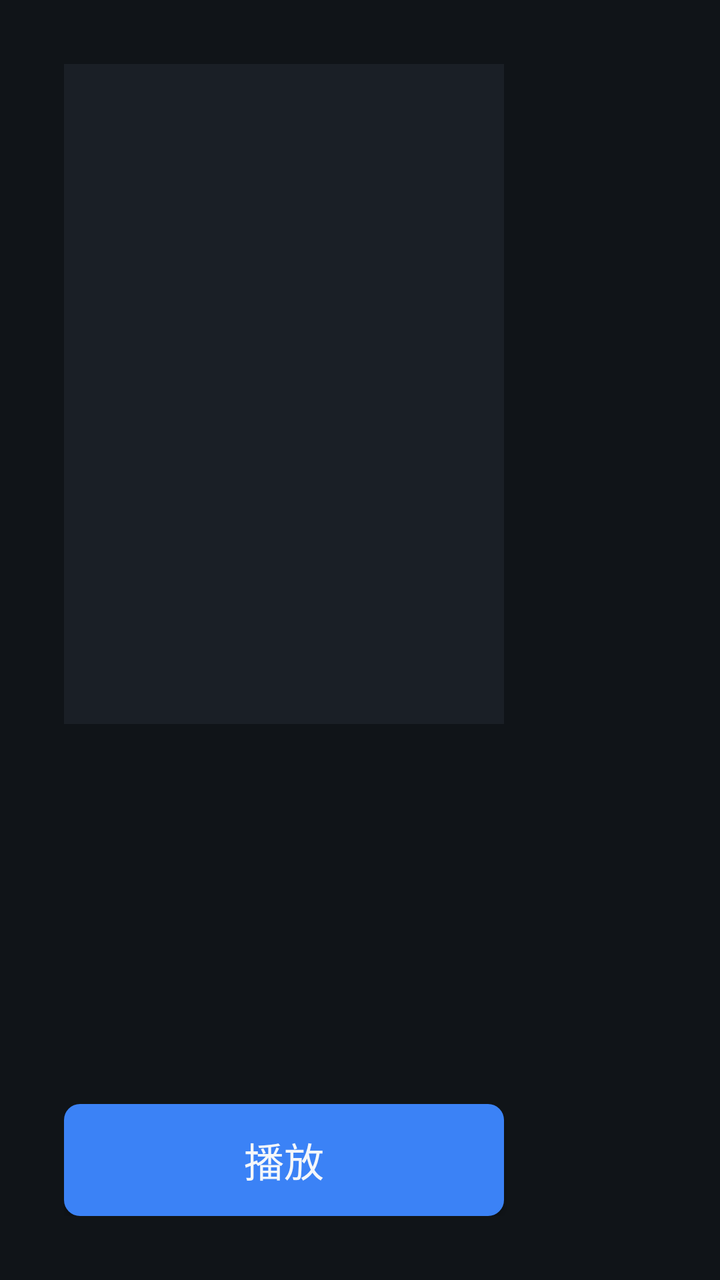
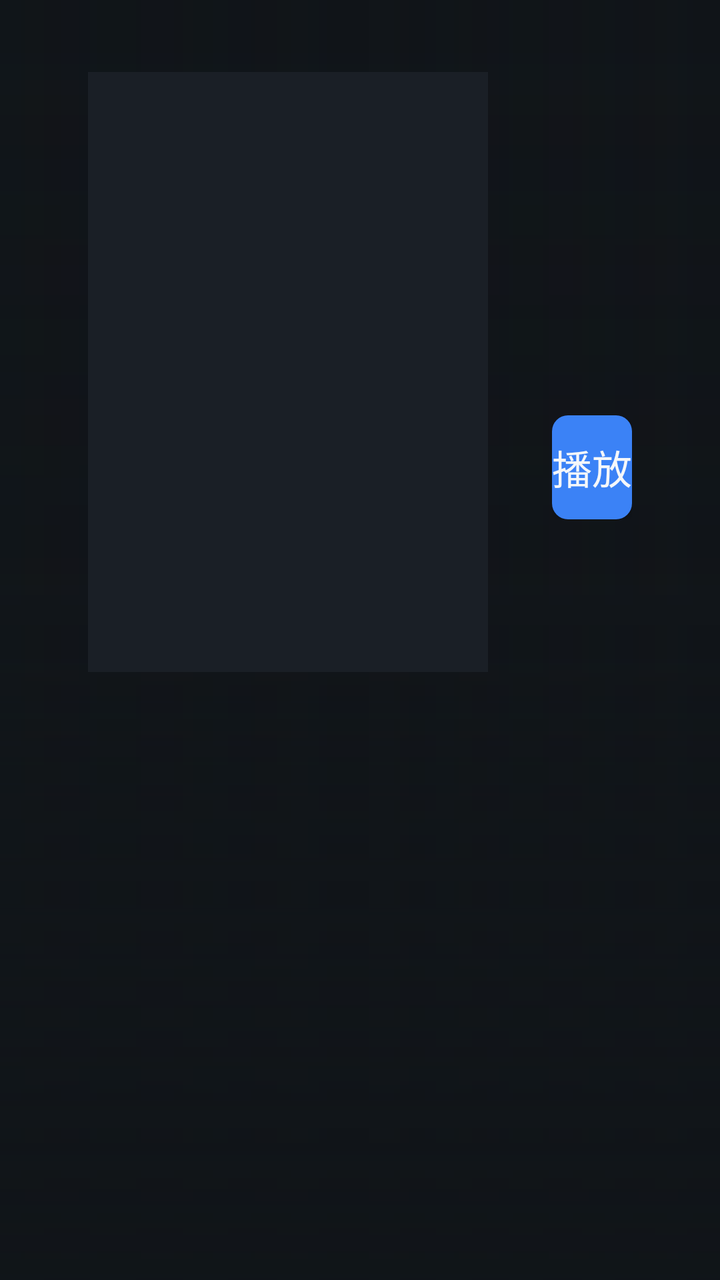

Before-and-after screenshots of an Android layout around one commit, followed by the original layout XML and the change that was made.
<!-- AndroidManifest.xml: application theme AppTheme -->
<!-- res/layout/activity_detail.xml -->
<?xml version="1.0" encoding="utf-8"?>
<LinearLayout xmlns:android="http://schemas.android.com/apk/res/android"
    android:layout_width="match_parent"
    android:layout_height="match_parent"
    android:orientation="vertical"
    android:background="@color/bg_dark"
    android:padding="32dp">

    <LinearLayout
        android:layout_width="match_parent"
        android:layout_height="0dp"
        android:layout_weight="1"
        android:orientation="horizontal">

        <ImageView
            android:id="@+id/img_poster"
            android:layout_width="220dp"
            android:layout_height="330dp"
            android:scaleType="centerCrop"
            android:background="@color/card_bg" />

        <LinearLayout
            android:layout_width="0dp"
            android:layout_height="match_parent"
            android:layout_weight="1"
            android:orientation="vertical"
            android:paddingStart="28dp"
            android:paddingTop="8dp">

            <TextView
                android:id="@+id/tv_title"
                android:layout_width="match_parent"
                android:layout_height="wrap_content"
                android:textColor="@color/text_primary"
                android:textSize="32sp"
                android:textStyle="bold" />

            <TextView
                android:id="@+id/tv_meta"
                android:layout_width="match_parent"
                android:layout_height="wrap_content"
                android:layout_marginTop="8dp"
                android:textColor="@color/text_secondary"
                android:textSize="18sp" />

            <TextView
                android:id="@+id/tv_media_info"
                android:layout_width="match_parent"
                android:layout_height="wrap_content"
                android:layout_marginTop="10dp"
                android:textColor="@color/accent"
                android:textSize="16sp" />

            <TextView
                android:id="@+id/tv_overview"
                android:layout_width="match_parent"
                android:layout_height="wrap_content"
                android:layout_marginTop="16dp"
                android:textColor="@color/text_secondary"
                android:textSize="17sp"
                android:lineSpacingExtra="4dp"
                android:maxLines="8"
                android:ellipsize="end" />
        </LinearLayout>
    </LinearLayout>

    <LinearLayout
        android:id="@+id/ll_play_btn"
        android:layout_width="match_parent"
        android:layout_height="wrap_content"
        android:orientation="horizontal"
        android:gravity="center_vertical"
        android:layout_marginTop="16dp">

        <Button
            android:id="@+id/btn_play"
            android:layout_width="wrap_content"
            android:layout_height="56dp"
            android:minWidth="220dp"
            android:text="@string/play"
            android:textSize="20sp"
            android:textColor="@color/text_primary"
            android:background="@drawable/bg_button"
            android:focusable="true" />
    </LinearLayout>

    <LinearLayout
        android:id="@+id/ll_seasons"
        android:layout_width="match_parent"
        android:layout_height="wrap_content"
        android:orientation="vertical"
        android:visibility="gone"
        android:layout_marginTop="16dp">

        <TextView
            android:layout_width="wrap_content"
            android:layout_height="wrap_content"
            android:text="@string/season"
            android:textColor="@color/text_secondary"
            android:textSize="18sp" />

        <androidx.recyclerview.widget.RecyclerView
            android:id="@+id/rv_seasons"
            android:layout_width="match_parent"
            android:layout_height="wrap_content"
            android:layout_marginTop="8dp" />
    </LinearLayout>

    <LinearLayout
        android:id="@+id/ll_episodes"
        android:layout_width="match_parent"
        android:layout_height="wrap_content"
        android:orientation="vertical"
        android:visibility="gone"
        android:layout_marginTop="12dp">

        <TextView
            android:layout_width="wrap_content"
            android:layout_height="wrap_content"
            android:text="@string/episode"
            android:textColor="@color/text_secondary"
            android:textSize="18sp" />

        <androidx.recyclerview.widget.RecyclerView
            android:id="@+id/rv_episodes"
            android:layout_width="match_parent"
            android:layout_height="wrap_content"
            android:layout_marginTop="8dp" />
    </LinearLayout>
</LinearLayout>
<!-- resources referenced by this layout -->
<resources>
  <color name="accent">#3B82F6</color>
  <color name="bg_dark">#101418</color>
  <color name="card_bg">#1A1F26</color>
  <color name="text_primary">#F5F7FA</color>
  <color name="text_secondary">#9AA4B2</color>
  <!-- drawable bg_button (drawable) -->
  <?xml version="1.0" encoding="utf-8"?>
  <selector xmlns:android="http://schemas.android.com/apk/res/android">
      <item android:state_focused="true">
          <shape android:shape="rectangle">
              <solid android:color="#60A5FA" />
              <corners android:radius="8dp" />
          </shape>
      </item>
      <item>
          <shape android:shape="rectangle">
              <solid android:color="@color/accent" />
              <corners android:radius="8dp" />
          </shape>
      </item>
  </selector>
  <string name="episode">集</string>
  <string name="play">播放</string>
  <string name="season">季</string>
  <style name="AppTheme" parent="Theme.AppCompat.NoActionBar">
          <item name="android:windowBackground">@color/bg_dark</item>
          <item name="colorPrimary">@color/accent</item>
          <item name="colorPrimaryDark">@color/bg_dark</item>
          <item name="colorAccent">@color/accent</item>
          <item name="android:windowFullscreen">true</item>
      </style>
</resources>

<!-- the commit's change to res/layout/activity_detail.xml (unified diff, before → after) -->
@@ -1,130 +1,146 @@
 <?xml version="1.0" encoding="utf-8"?>
-<LinearLayout xmlns:android="http://schemas.android.com/apk/res/android"
+<FrameLayout xmlns:android="http://schemas.android.com/apk/res/android"
     android:layout_width="match_parent"
     android:layout_height="match_parent"
-    android:orientation="vertical"
-    android:background="@color/bg_dark"
-    android:padding="32dp">
+    android:background="@color/bg_dark">
+
+    
+    <ImageView
+        android:id="@+id/img_backdrop"
+        android:layout_width="match_parent"
+        android:layout_height="match_parent"
+        android:alpha="0.45"
+        android:background="@color/bg_dark"
+        android:scaleType="centerCrop" />
+
+    <View
+        android:layout_width="match_parent"
+        android:layout_height="match_parent"
+        android:background="@drawable/scrim_detail" />
 
     <LinearLayout
         android:layout_width="match_parent"
-        android:layout_height="0dp"
-        android:layout_weight="1"
-        android:orientation="horizontal">
-
-        <ImageView
-            android:id="@+id/img_poster"
-            android:layout_width="220dp"
-            android:layout_height="330dp"
-            android:scaleType="centerCrop"
-            android:background="@color/card_bg" />
+        android:layout_height="match_parent"
+        android:orientation="vertical"
+        android:paddingStart="44dp"
+        android:paddingEnd="44dp"
+        android:paddingTop="36dp"
+        android:paddingBottom="28dp">
 
         <LinearLayout
-            android:layout_width="0dp"
-            android:layout_height="match_parent"
+            android:layout_width="match_parent"
+            android:layout_height="wrap_content"
+            android:orientation="horizontal">
+
+            <ImageView
+                android:id="@+id/img_poster"
+                android:layout_width="200dp"
+                android:layout_height="300dp"
+                android:background="@color/card_bg"
+                android:scaleType="centerCrop" />
+
+            <LinearLayout
+                android:layout_width="0dp"
+                android:layout_height="wrap_content"
+                android:layout_weight="1"
+                android:orientation="vertical"
+                android:paddingStart="32dp">
+
+                <TextView
+                    android:id="@+id/tv_title"
+                    android:layout_width="match_parent"
+                    android:layout_height="wrap_content"
+                    android:ellipsize="end"
+                    android:maxLines="2"
+                    android:textColor="@color/text_primary"
+                    android:textSize="34sp"
+                    android:textStyle="bold" />
+
+                <TextView
+                    android:id="@+id/tv_meta"
+                    android:layout_width="match_parent"
+                    android:layout_height="wrap_content"
+                    android:layout_marginTop="12dp"
+                    android:textColor="@color/text_secondary"
+                    android:textSize="16sp" />
+
+                <TextView
+                    android:id="@+id/tv_media_info"
+                    android:layout_width="match_parent"
+                    android:layout_height="wrap_content"
+                    android:layout_marginTop="10dp"
+                    android:textColor="@color/accent"
+                    android:textSize="14sp" />
+
+                <TextView
+                    android:id="@+id/tv_overview"
+                    android:layout_width="match_parent"
+                    android:layout_height="wrap_content"
+                    android:layout_marginTop="18dp"
+                    android:ellipsize="end"
+                    android:lineSpacingExtra="5dp"
+                    android:maxLines="4"
+                    android:textColor="@color/text_secondary"
+                    android:textSize="16sp" />
+
+                <LinearLayout
+                    android:id="@+id/ll_play_btn"
+                    android:layout_width="match_parent"
+                    android:layout_height="wrap_content"
+                    android:layout_marginTop="24dp"
+                    android:gravity="center_vertical"
+                    android:orientation="horizontal">
+
+                    <Button
+                        android:id="@+id/btn_play"
+                        android:layout_width="wrap_content"
+                        android:layout_height="52dp"
+                        android:background="@drawable/bg_button"
+                        android:focusable="true"
+                        android:minWidth="200dp"
+                        android:text="@string/play"
+                        android:textColor="@color/text_primary"
+                        android:textSize="20sp" />
+                </LinearLayout>
+            </LinearLayout>
+        </LinearLayout>
+
+        <LinearLayout
+            android:id="@+id/ll_seasons"
+            android:layout_width="match_parent"
+            android:layout_height="wrap_content"
+            android:layout_marginTop="26dp"
+            android:orientation="vertical"
+            android:visibility="gone">
+
+            <TextView
+                style="@style/DetailSectionHeader"
+                android:text="@string/season" />
+
+            <androidx.recyclerview.widget.RecyclerView
+                android:id="@+id/rv_seasons"
+                android:layout_width="match_parent"
+                android:layout_height="wrap_content" />
+        </LinearLayout>
+
+        <LinearLayout
+            android:id="@+id/ll_episodes"
+            android:layout_width="match_parent"
+            android:layout_height="0dp"
+            android:layout_marginTop="18dp"
             android:layout_weight="1"
             android:orientation="vertical"
-            android:paddingStart="28dp"
-            android:paddingTop="8dp">
+            android:visibility="gone">
 
             <TextView
-                android:id="@+id/tv_title"
+                style="@style/DetailSectionHeader"
+                android:text="@string/episode" />
+
+            <androidx.recyclerview.widget.RecyclerView
+                android:id="@+id/rv_episodes"
                 android:layout_width="match_parent"
-                android:layout_height="wrap_content"
-                android:textColor="@color/text_primary"
-                android:textSize="32sp"
-                android:textStyle="bold" />
-
-            <TextView
-                android:id="@+id/tv_meta"
-                android:layout_width="match_parent"
-                android:layout_height="wrap_content"
-                android:layout_marginTop="8dp"
-                android:textColor="@color/text_secondary"
-                android:textSize="18sp" />
-
-            <TextView
-                android:id="@+id/tv_media_info"
-                android:layout_width="match_parent"
-                android:layout_height="wrap_content"
-                android:layout_marginTop="10dp"
-                android:textColor="@color/accent"
-                android:textSize="16sp" />
-
-            <TextView
-                android:id="@+id/tv_overview"
-                android:layout_width="match_parent"
-                android:layout_height="wrap_content"
-                android:layout_marginTop="16dp"
-                android:textColor="@color/text_secondary"
-                android:textSize="17sp"
-                android:lineSpacingExtra="4dp"
-                android:maxLines="8"
-                android:ellipsize="end" />
+                android:layout_height="0dp"
+                android:layout_weight="1" />
         </LinearLayout>
     </LinearLayout>
-
-    <LinearLayout
-        android:id="@+id/ll_play_btn"
-        android:layout_width="match_parent"
-        android:layout_height="wrap_content"
-        android:orientation="horizontal"
-        android:gravity="center_vertical"
-        android:layout_marginTop="16dp">
-
-        <Button
-            android:id="@+id/btn_play"
-            android:layout_width="wrap_content"
-            android:layout_height="56dp"
-            android:minWidth="220dp"
-            android:text="@string/play"
-            android:textSize="20sp"
-            android:textColor="@color/text_primary"
-            android:background="@drawable/bg_button"
-            android:focusable="true" />
-    </LinearLayout>
-
-    <LinearLayout
-        android:id="@+id/ll_seasons"
-        android:layout_width="match_parent"
-        android:layout_height="wrap_content"
-        android:orientation="vertical"
-        android:visibility="gone"
-        android:layout_marginTop="16dp">
-
-        <TextView
-            android:layout_width="wrap_content"
-            android:layout_height="wrap_content"
-            android:text="@string/season"
-            android:textColor="@color/text_secondary"
-            android:textSize="18sp" />
-
-        <androidx.recyclerview.widget.RecyclerView
-            android:id="@+id/rv_seasons"
-            android:layout_width="match_parent"
-            android:layout_height="wrap_content"
-            android:layout_marginTop="8dp" />
-    </LinearLayout>
-
-    <LinearLayout
-        android:id="@+id/ll_episodes"
-        android:layout_width="match_parent"
-        android:layout_height="wrap_content"
-        android:orientation="vertical"
-        android:visibility="gone"
-        android:layout_marginTop="12dp">
-
-        <TextView
-            android:layout_width="wrap_content"
-            android:layout_height="wrap_content"
-            android:text="@string/episode"
-            android:textColor="@color/text_secondary"
-            android:textSize="18sp" />
-
-        <androidx.recyclerview.widget.RecyclerView
-            android:id="@+id/rv_episodes"
-            android:layout_width="match_parent"
-            android:layout_height="wrap_content"
-            android:layout_marginTop="8dp" />
-    </LinearLayout>
-</LinearLayout>
+</FrameLayout>
<!-- resource entries referenced after the edit -->
@@ -21,9 +21,38 @@
           </shape>
       </item>
   </selector>
+  <!-- drawable scrim_detail (drawable) -->
+  <?xml version="1.0" encoding="utf-8"?>
+  <layer-list xmlns:android="http://schemas.android.com/apk/res/android">
+      <item>
+          <shape android:shape="rectangle">
+              <gradient
+                  android:angle="0"
+                  android:startColor="#F2101418"
+                  android:centerColor="#C0101418"
+                  android:endColor="#80101418" />
+          </shape>
+      </item>
+      <item>
+          <shape android:shape="rectangle">
+              <gradient
+                  android:angle="90"
+                  android:startColor="#E6101418"
+                  android:centerColor="#40101418"
+                  android:endColor="#00101418" />
+          </shape>
+      </item>
+  </layer-list>
   <string name="episode">集</string>
   <string name="play">播放</string>
   <string name="season">季</string>
+  <style name="DetailSectionHeader">
+          <item name="android:layout_width">wrap_content</item>
+          <item name="android:layout_height">wrap_content</item>
+          <item name="android:textColor">@color/text_tertiary</item>
+          <item name="android:textSize">14sp</item>
+          <item name="android:layout_marginBottom">10dp</item>
+      </style>
   <style name="AppTheme" parent="Theme.AppCompat.NoActionBar">
           <item name="android:windowBackground">@color/bg_dark</item>
           <item name="colorPrimary">@color/accent</item>
@@ -31,5 +60,6 @@
           <item name="colorAccent">@color/accent</item>
           <item name="android:windowFullscreen">true</item>
       </style>
+  <color name="text_tertiary">#6B7683</color>
 </resources>
 
